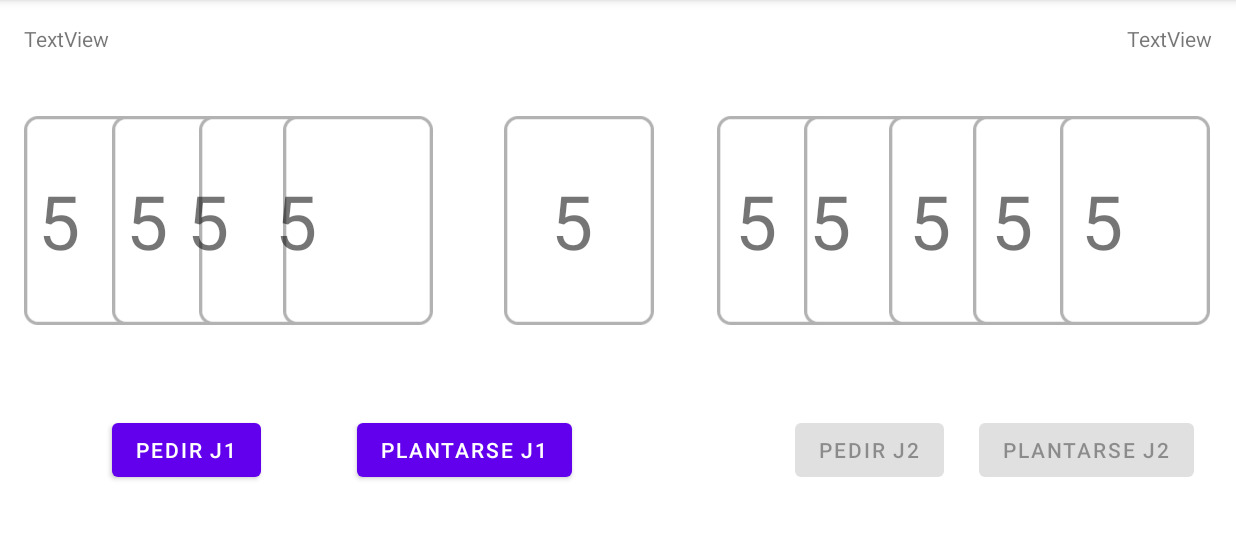
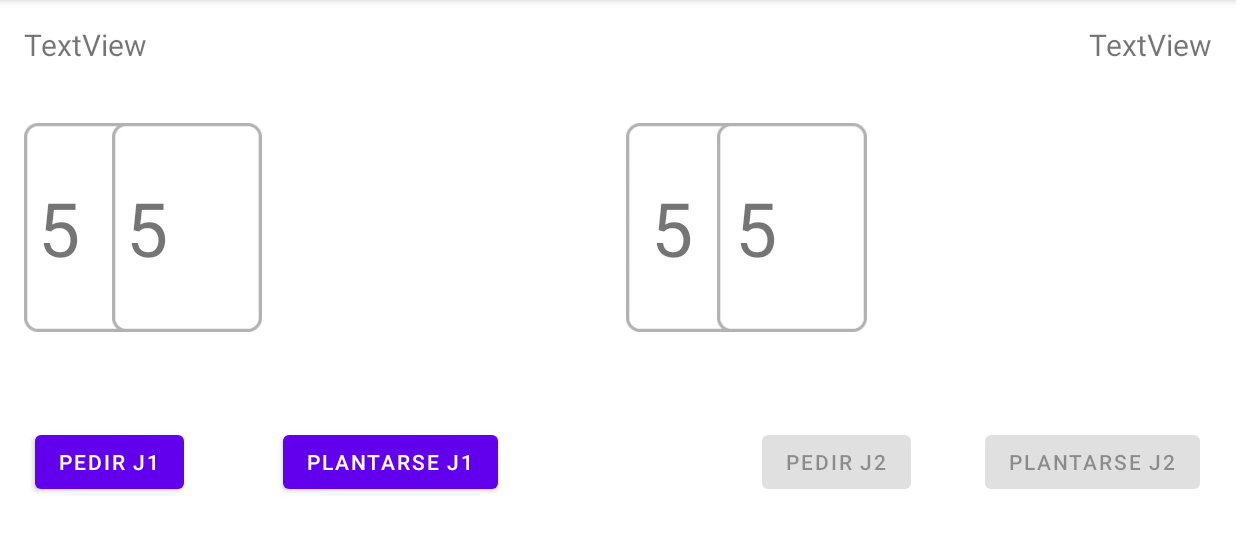
Before and after one commit to diurvi15/TrabajoGrupalBlackjack, an Android app: the Juego screen opened directly, with no data from a screen before it, on a phone screen of 824 x 412 dp (held sideways), the part 84-618 px from its top. Run offline under Robolectric (Android 15) with nearby library versions, the phone set to English and light mode, and no system bars.

Commit message:
layout juego cartas

```diff
--- a/app/src/main/res/layout/activity_juego.xml
+++ b/app/src/main/res/layout/activity_juego.xml
@@ -10,9 +10,10 @@
         android:id="@+id/primeracartaj7"
         android:layout_width="100dp"
         android:layout_height="150dp"
-        android:layout_marginStart="336dp"
         android:visibility="visible"
         app:layout_constraintBottom_toBottomOf="@+id/primeracartaj1"
+        app:layout_constraintEnd_toEndOf="parent"
+        app:layout_constraintHorizontal_bias="0.576"
         app:layout_constraintStart_toStartOf="parent"
         app:layout_constraintTop_toTopOf="@+id/primeracartaj1"
         app:layout_constraintVertical_bias="0.0"
@@ -64,7 +65,7 @@
         android:id="@+id/primeracartaj9"
         android:layout_width="100dp"
         android:layout_height="150dp"
-        android:visibility="visible"
+        android:visibility="invisible"
         app:layout_constraintBottom_toBottomOf="@+id/primeracartaj1"
         app:layout_constraintEnd_toEndOf="parent"
         app:layout_constraintHorizontal_bias="0.74"
@@ -81,7 +82,7 @@
         android:layout_marginEnd="65dp"
         android:text="5"
         android:textSize="50dp"
-        android:visibility="visible"
+        android:visibility="invisible"
         app:layout_constraintBottom_toBottomOf="@+id/valor1"
         app:layout_constraintEnd_toEndOf="@+id/primeracartaj9"
         app:layout_constraintStart_toStartOf="@+id/primeracartaj8"
@@ -92,7 +93,7 @@
         android:id="@+id/primeracartaj10"
         android:layout_width="100dp"
         android:layout_height="150dp"
-        android:visibility="visible"
+        android:visibility="invisible"
         app:layout_constraintBottom_toBottomOf="@+id/primeracartaj1"
         app:layout_constraintEnd_toEndOf="parent"
         app:layout_constraintHorizontal_bias="0.819"
@@ -109,7 +110,7 @@
         android:layout_marginEnd="59dp"
         android:text="5"
         android:textSize="50dp"
-        android:visibility="visible"
+        android:visibility="invisible"
         app:layout_constraintBottom_toBottomOf="@+id/valor1"
         app:layout_constraintEnd_toEndOf="@+id/primeracartaj10"
         app:layout_constraintHorizontal_bias="0.0"
@@ -121,7 +122,7 @@
         android:id="@+id/primeracartaj11"
         android:layout_width="100dp"
         android:layout_height="150dp"
-        android:visibility="visible"
+        android:visibility="invisible"
         app:layout_constraintBottom_toBottomOf="@+id/primeracartaj1"
         app:layout_constraintEnd_toEndOf="parent"
         app:layout_constraintHorizontal_bias="0.896"
@@ -136,7 +137,7 @@
         android:layout_height="wrap_content"
         android:text="5"
         android:textSize="50dp"
-        android:visibility="visible"
+        android:visibility="invisible"
         app:layout_constraintBottom_toBottomOf="@+id/valor1"
         app:layout_constraintEnd_toEndOf="@+id/primeracartaj11"
         app:layout_constraintHorizontal_bias="0.166"
@@ -148,7 +149,7 @@
         android:id="@+id/primeracartaj12"
         android:layout_width="100dp"
         android:layout_height="150dp"
-        android:visibility="visible"
+        android:visibility="invisible"
         app:layout_constraintBottom_toBottomOf="@+id/primeracartaj1"
         app:layout_constraintEnd_toEndOf="parent"
         app:layout_constraintHorizontal_bias="0.976"
@@ -165,7 +166,7 @@
         android:layout_marginEnd="58dp"
         android:text="5"
         android:textSize="50dp"
-        android:visibility="visible"
+        android:visibility="invisible"
         app:layout_constraintBottom_toBottomOf="@+id/valor1"
         app:layout_constraintEnd_toEndOf="@+id/primeracartaj12"
         app:layout_constraintStart_toStartOf="@+id/primeracartaj12"
@@ -176,11 +177,11 @@
         android:id="@+id/j1pedircarta"
         android:layout_width="wrap_content"
         android:layout_height="wrap_content"
-        android:layout_marginBottom="32dp"
+        android:layout_marginBottom="24dp"
         android:text="Pedir J1"
         app:layout_constraintBottom_toBottomOf="parent"
         app:layout_constraintEnd_toStartOf="@+id/j1plantarse"
-        app:layout_constraintHorizontal_bias="0.54"
+        app:layout_constraintHorizontal_bias="0.263"
         app:layout_constraintStart_toStartOf="parent" />
 
     <Button
@@ -190,18 +191,22 @@
         android:text="Plantarse J1"
         app:layout_constraintBottom_toBottomOf="@+id/j2pedircarta"
         app:layout_constraintEnd_toStartOf="@+id/j2pedircarta"
-        app:layout_constraintHorizontal_bias="0.615"
-        app:layout_constraintStart_toStartOf="parent" />
+        app:layout_constraintHorizontal_bias="0.517"
+        app:layout_constraintStart_toStartOf="parent"
+        app:layout_constraintTop_toTopOf="@+id/j1pedircarta"
+        app:layout_constraintVertical_bias="0.0" />
 
     <Button
         android:id="@+id/j2plantarse"
         android:layout_width="wrap_content"
         android:layout_height="wrap_content"
-        android:layout_marginEnd="28dp"
+        android:layout_marginEnd="24dp"
         android:enabled="false"
         android:text="Plantarse J2"
-        app:layout_constraintBottom_toBottomOf="@+id/j2pedircarta"
-        app:layout_constraintEnd_toEndOf="parent" />
+        app:layout_constraintBottom_toBottomOf="@+id/j1pedircarta"
+        app:layout_constraintEnd_toEndOf="parent"
+        app:layout_constraintTop_toTopOf="@+id/j1pedircarta"
+        app:layout_constraintVertical_bias="0.0" />
 
     <Button
         android:id="@+id/j2pedircarta"
@@ -211,8 +216,10 @@
         android:text="Pedir J2"
         app:layout_constraintBottom_toBottomOf="@+id/j1pedircarta"
         app:layout_constraintEnd_toStartOf="@+id/j2plantarse"
-        app:layout_constraintHorizontal_bias="0.958"
-        app:layout_constraintStart_toStartOf="parent" />
+        app:layout_constraintHorizontal_bias="0.911"
+        app:layout_constraintStart_toStartOf="parent"
+        app:layout_constraintTop_toTopOf="@+id/j1pedircarta"
+        app:layout_constraintVertical_bias="0.0" />
 
     <TextView
         android:id="@+id/valorjugador1"
@@ -221,6 +228,7 @@
         android:layout_marginStart="16dp"
         android:layout_marginTop="16dp"
         android:text="TextView"
+        android:textSize="20sp"
         app:layout_constraintStart_toStartOf="parent"
         app:layout_constraintTop_toTopOf="parent" />
 
@@ -231,6 +239,7 @@
         android:layout_marginTop="16dp"
         android:layout_marginEnd="16dp"
         android:text="TextView"
+        android:textSize="20sp"
         app:layout_constraintEnd_toEndOf="parent"
         app:layout_constraintTop_toTopOf="parent" />
 
@@ -288,7 +297,7 @@
         android:id="@+id/primeracartaj3"
         android:layout_width="100dp"
         android:layout_height="150dp"
-        android:visibility="visible"
+        android:visibility="invisible"
         app:layout_constraintBottom_toBottomOf="@+id/primeracartaj1"
         app:layout_constraintEnd_toEndOf="parent"
         app:layout_constraintHorizontal_bias="0.183"
@@ -303,7 +312,7 @@
         android:layout_height="wrap_content"
         android:text="5"
         android:textSize="50dp"
-        android:visibility="visible"
+        android:visibility="invisible"
         app:layout_constraintBottom_toBottomOf="@+id/valor1"
         app:layout_constraintEnd_toEndOf="@+id/primeracartaj3"
         app:layout_constraintHorizontal_bias="0.098"
@@ -315,7 +324,7 @@
         android:id="@+id/primeracartaj4"
         android:layout_width="100dp"
         android:layout_height="150dp"
-        android:visibility="visible"
+        android:visibility="invisible"
         app:layout_constraintBottom_toBottomOf="@+id/primeracartaj1"
         app:layout_constraintEnd_toEndOf="parent"
         app:layout_constraintHorizontal_bias="0.261"
@@ -330,7 +339,7 @@
         android:layout_height="wrap_content"
         android:text="5"
         android:textSize="50dp"
-        android:visibility="visible"
+        android:visibility="invisible"
         app:layout_constraintBottom_toBottomOf="@+id/valor1"
         app:layout_constraintEnd_toEndOf="@+id/primeracartaj4"
         app:layout_constraintHorizontal_bias="0.097"
```
Also changed, not shown: app/src/main/res/drawable-v24/cartabarco.png (added), app/src/main/res/drawable-v24/cartabrujula.png (added), app/src/main/res/drawable-v24/cartafruta.png (added), app/src/main/res/drawable-v24/cartahuesos.png (added), app/src/main/res/drawable/brujula.png (deleted), app/src/main/res/drawable/fruta.jpg (deleted), app/src/main/res/drawable/merry.jpg (deleted), app/src/main/res/drawable/skull.jpg (deleted).
